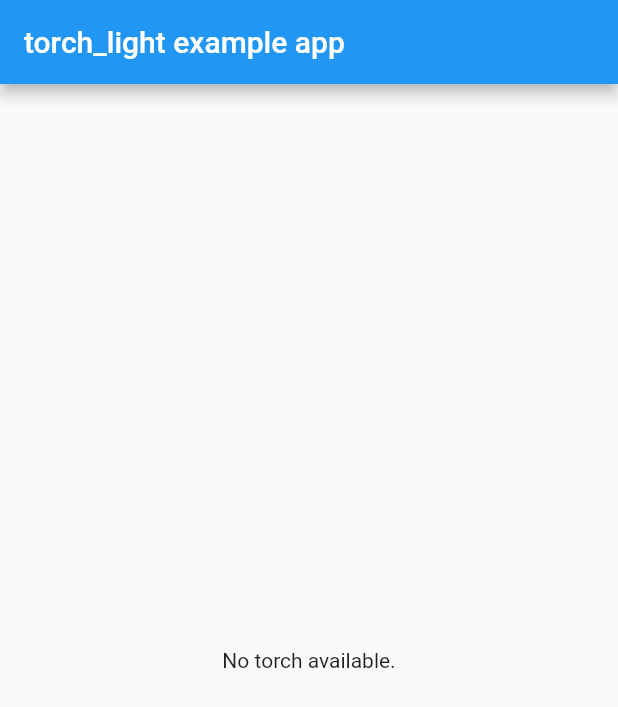
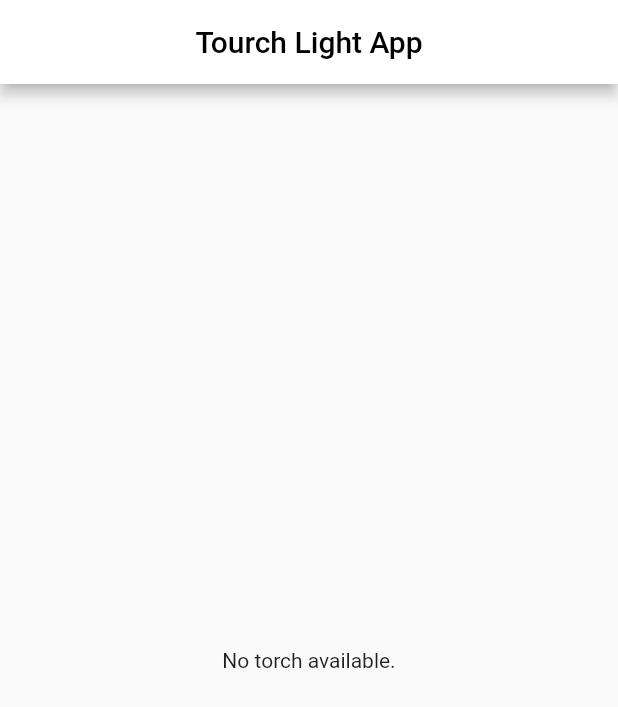
Before and after one commit to RakibHossainMorul/tourch_app, a Flutter app: the screen it shows after launch, on a phone screen of 412 x 824 dp. Shown: the top 707 px of the screen. Run offline on Flutter 3.47's test engine with Material 2 defaults, Android fonts, the phone set to English and light mode, and no system bars; missing offline and left inert: torch_light.

Commit message:
tourch light application UI updated

```diff
--- a/lib/main.dart
+++ b/lib/main.dart
@@ -17,6 +17,7 @@ class _TorchAppState extends State<TorchApp> {
   @override
   Widget build(BuildContext context) {
     return const MaterialApp(
+      debugShowCheckedModeBanner: false,
       home: TorchController(),
     );
   }
@@ -29,7 +30,12 @@ class TorchController extends StatelessWidget {
   Widget build(BuildContext context) {
     return Scaffold(
       appBar: AppBar(
-        title: const Text('torch_light example app'),
+        backgroundColor: Colors.white,
+        centerTitle: true,
+        title: const Text(
+          'Tourch Light App',
+          style: TextStyle(color: Colors.black),
+        ),
       ),
       body: FutureBuilder<bool>(
         future: _isTorchAvailable(context),
@@ -39,21 +45,41 @@ class TorchController extends StatelessWidget {
               children: [
                 Expanded(
                   child: Center(
-                    child: ElevatedButton(
-                      child: const Text('Enable torch'),
-                      onPressed: () async {
+                    child: InkWell(
+                      onTap: () async {
                         _enableTorch(context);
                       },
+                      child: Container(
+                        width: 200,
+                        height: 200,
+                        decoration: BoxDecoration(
+                          borderRadius: BorderRadius.circular(10),
+                          image: const DecorationImage(
+                            image: AssetImage('assets/flash_light.jpg'),
+                            fit: BoxFit.cover,
+                          ),
+                        ),
+                      ),
                     ),
                   ),
                 ),
                 Expanded(
                   child: Center(
-                    child: ElevatedButton(
-                      child: const Text('Disable torch'),
-                      onPressed: () {
+                    child: InkWell(
+                      onTap: () async {
                         _disableTorch(context);
                       },
+                      child: Container(
+                        width: 200,
+                        height: 200,
+                        decoration: BoxDecoration(
+                          borderRadius: BorderRadius.circular(10),
+                          image: const DecorationImage(
+                            image: AssetImage('assets/close.png'),
+                            fit: BoxFit.contain,
+                          ),
+                        ),
+                      ),
                     ),
                   ),
                 ),
--- a/pubspec.yaml
+++ b/pubspec.yaml
@@ -61,8 +61,8 @@ flutter:
   uses-material-design: true
 
   # To add assets to your application, add an assets section, like this:
-  # assets:
-  #   - images/a_dot_burr.jpeg
+  assets:
+    - assets/
   #   - images/a_dot_ham.jpeg
 
   # An image asset can refer to one or more resolution-specific "variants", see
```
Also changed, not shown: assets/close.png (added), assets/flash_light.jpg (added).
